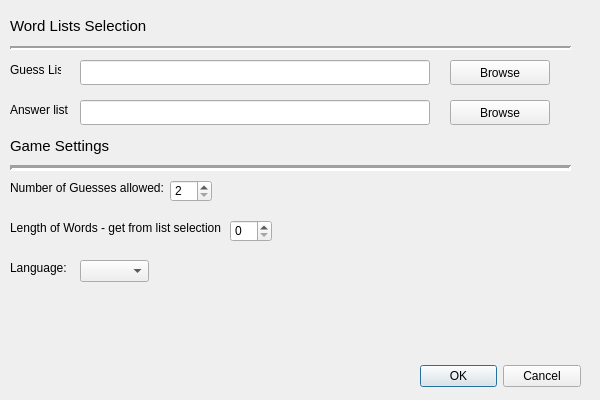
The window that settingsmenu.ui (Ross1416/Wurdle) describes before a commit, drawn with Qt 5.
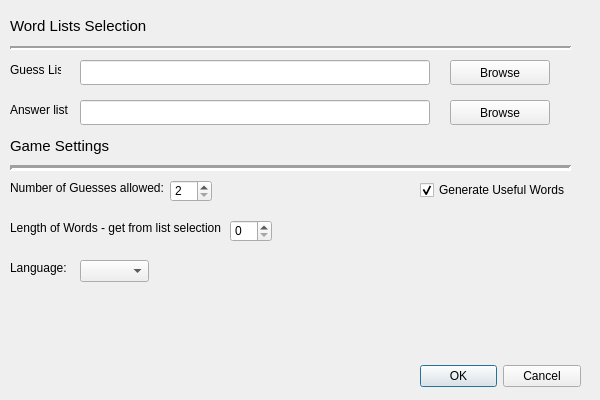
The same window after the commit.

What changed in the file:
```diff
--- a/settingsmenu.ui
+++ b/settingsmenu.ui
@@ -288,6 +288,22 @@
     <string>Language:</string>
    </property>
   </widget>
+  <widget class="QCheckBox" name="generateUsefulCheckBox">
+   <property name="geometry">
+    <rect>
+     <x>420</x>
+     <y>180</y>
+     <width>151</width>
+     <height>20</height>
+    </rect>
+   </property>
+   <property name="text">
+    <string>Generate Useful Words</string>
+   </property>
+   <property name="checked">
+    <bool>true</bool>
+   </property>
+  </widget>
  </widget>
  <resources/>
  <connections>
```
